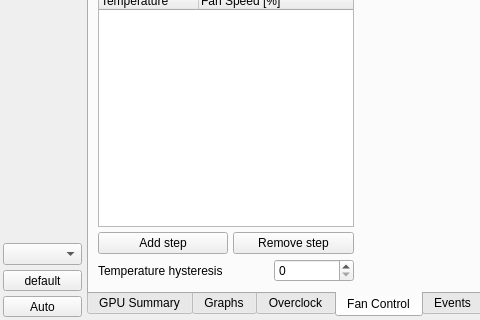
First picture: the form in radeon-profile/radeon_profile.ui, repository marazmista/radeon-profile, before the edit; both pictures show x 0 to 480 and y 220 to 540 of the 1054 by 540 pixel window.
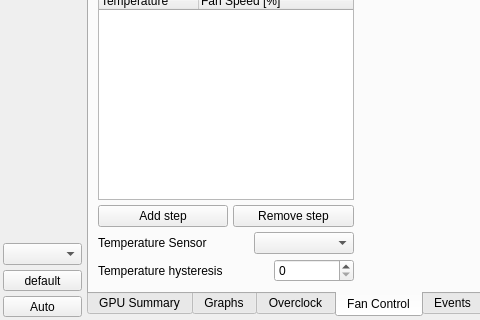
Second picture: the form after the edit. The open tabs and pages were chosen to show the change. Icons and pictures are not drawn.

Commit message: allow selecting temperature sensor in fan profiles

```diff
--- a/radeon-profile/radeon_profile.ui
+++ b/radeon-profile/radeon_profile.ui
@@ -1455,17 +1455,28 @@
               </property>
              </widget>
             </item>
-            <item row="7" column="3">
+            <item row="7" column="2" colspan="2">
+                <widget class="QComboBox" name="combo_fanProfile_sensorInstance">
+                </widget>
+            </item>
+            <item row="7" column="0">
+             <widget class="QLabel" name="label_SensorInstance">
+               <property name="text">
+                 <string>Temperature Sensor</string>
+               </property>
+             </widget>
+            </item>
+            <item row="8" column="3">
              <widget class="QSpinBox" name="spin_hysteresis">
               <property name="maximum">
                <number>5</number>
               </property>
              </widget>
             </item>
-            <item row="0" column="4" rowspan="8">
+            <item row="0" column="4" rowspan="9">
              <layout class="QVBoxLayout" name="verticalLayout_22"/>
             </item>
-            <item row="7" column="0" colspan="3">
+            <item row="8" column="0" colspan="3">
              <widget class="QLabel" name="label_6">
               <property name="text">
                <string>Temperature hysteresis</string>
```
The commit also changes 4 other files.
